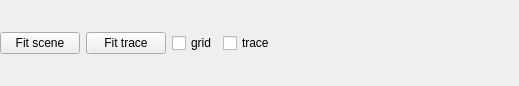
Above: applications/viewer/libViewer/Form3DToolBox.ui from T-PLAY/hub before the change. Below: the same form after it.
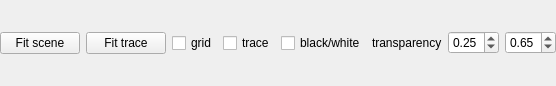
That is the form after the change.

Commit message: able to visualize dicom volume using transparency of slices

What changed in the file:
```diff
--- a/applications/viewer/libViewer/Form3DToolBox.ui
+++ b/applications/viewer/libViewer/Form3DToolBox.ui
@@ -60,6 +60,46 @@
      </property>
     </widget>
    </item>
+   <item>
+    <widget class="QCheckBox" name="checkBox">
+     <property name="text">
+      <string>black/white</string>
+     </property>
+    </widget>
+   </item>
+   <item>
+    <widget class="QLabel" name="label">
+     <property name="text">
+      <string>transparency</string>
+     </property>
+    </widget>
+   </item>
+   <item>
+    <widget class="QDoubleSpinBox" name="doubleSpinBox_transparency">
+     <property name="maximum">
+      <double>1.000000000000000</double>
+     </property>
+     <property name="singleStep">
+      <double>0.010000000000000</double>
+     </property>
+     <property name="value">
+      <double>0.250000000000000</double>
+     </property>
+    </widget>
+   </item>
+   <item>
+    <widget class="QDoubleSpinBox" name="doubleSpinBox_transparency_2">
+     <property name="maximum">
+      <double>1.000000000000000</double>
+     </property>
+     <property name="singleStep">
+      <double>0.010000000000000</double>
+     </property>
+     <property name="value">
+      <double>0.650000000000000</double>
+     </property>
+    </widget>
+   </item>
    <item>
     <spacer name="horizontalSpacer">
      <property name="orientation">
```
The commit also changes 58 other files.
